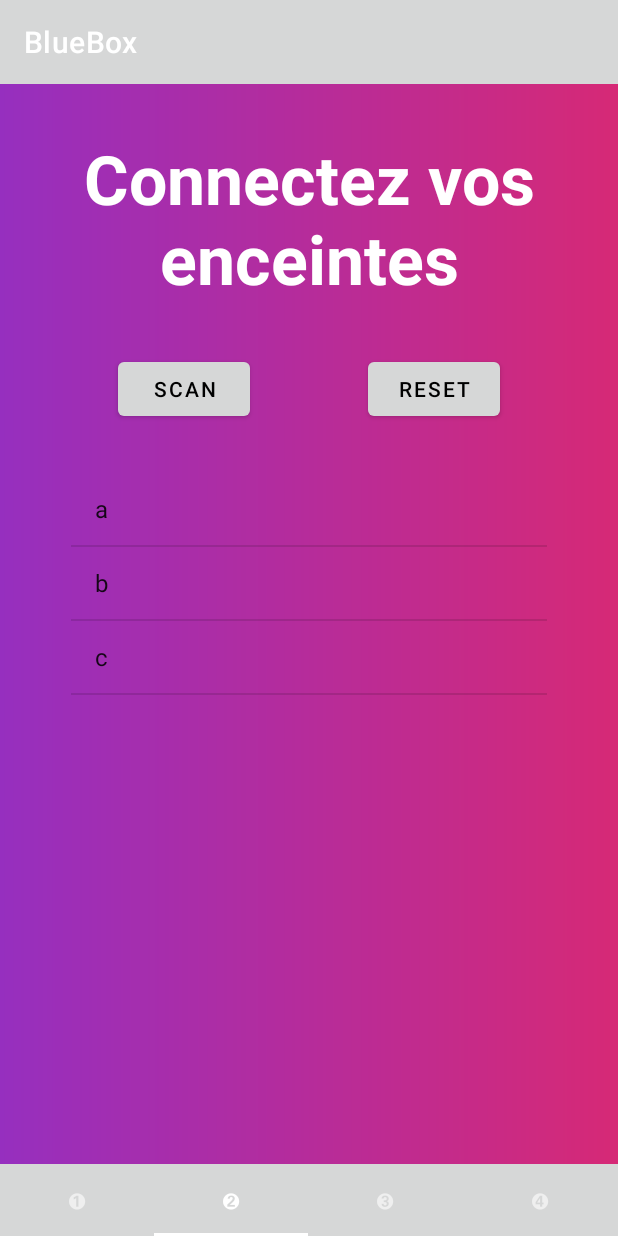
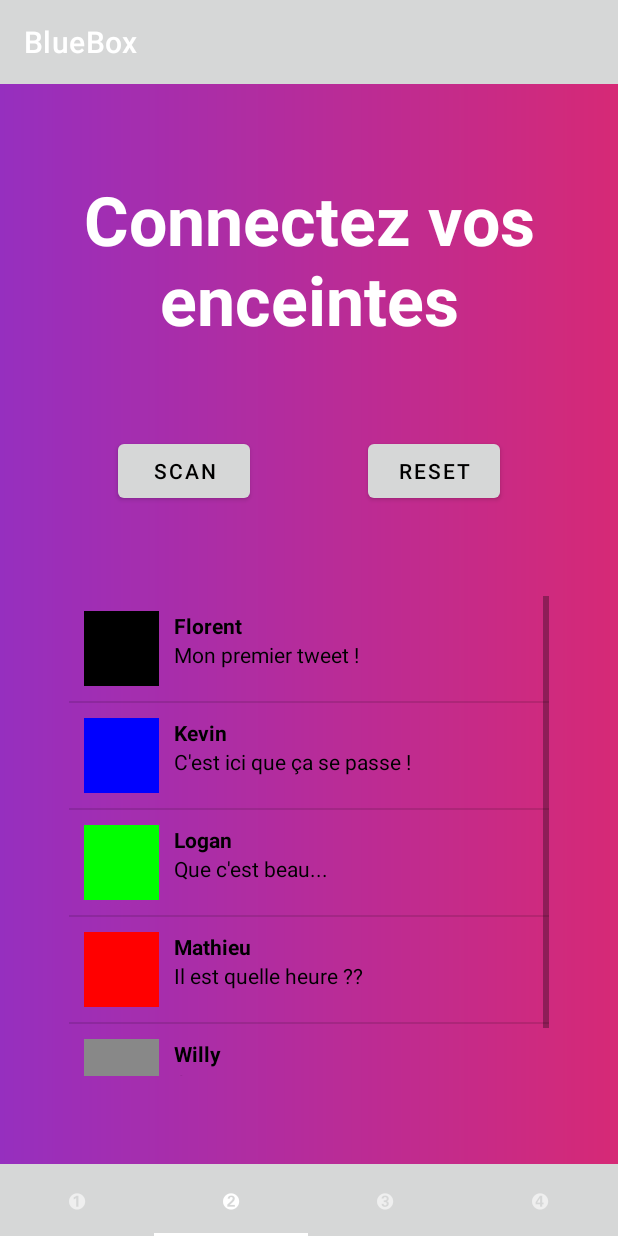
Before and after one commit to bluebox-insa/bluebox-android-app, an Android app: the screen it shows after launch (MainActivity), item 2 of the bottom bar chosen, on a phone screen of 412 x 824 dp. Run offline under Robolectric (Android 15) with nearby library versions, the phone set to English and light mode, and no system bars; our stand-ins replace Volley.

Commit message:
added custom item in devicelist

```diff
--- /dev/null
+++ b/app/src/main/java/info/androidhive/viewpager2/Tweet.java
@@ -0,0 +1,40 @@
+package info.androidhive.viewpager2;
+
+/**
+ * Created by florentchampigny on 24/02/15.
+ */
+public class Tweet {
+    private int color;
+    private String pseudo;
+    private String text;
+
+    public Tweet(int color, String pseudo, String text) {
+        this.color = color;
+        this.pseudo = pseudo;
+        this.text = text;
+    }
+
+    public int getColor() {
+        return color;
+    }
+
+    public void setColor(int color) {
+        this.color = color;
+    }
+
+    public String getPseudo() {
+        return pseudo;
+    }
+
+    public void setPseudo(String pseudo) {
+        this.pseudo = pseudo;
+    }
+
+    public String getText() {
+        return text;
+    }
+
+    public void setText(String text) {
+        this.text = text;
+    }
+}
--- /dev/null
+++ b/app/src/main/java/info/androidhive/viewpager2/TweetAdapter.java
@@ -0,0 +1,51 @@
+package info.androidhive.viewpager2;
+
+import android.content.Context;
+import android.graphics.drawable.ColorDrawable;
+import android.view.LayoutInflater;
+import android.view.View;
+import android.view.ViewGroup;
+import android.widget.ArrayAdapter;
+import android.widget.ImageView;
+import android.widget.TextView;
+
+import java.util.List;
+
+public class TweetAdapter extends ArrayAdapter<Tweet> {
+
+    public TweetAdapter(Context context, List<Tweet> tweets) {
+        super(context, 0, tweets);
+    }
+
+    @Override
+    public View getView(int position, View convertView, ViewGroup parent) {
+
+        if(convertView == null){
+            convertView = LayoutInflater.from(getContext()).inflate(R.layout.device_row,parent, false);
+        }
+
+        TweetViewHolder viewHolder = (TweetViewHolder) convertView.getTag();
+        if(viewHolder == null){
+            viewHolder = new TweetViewHolder();
+            viewHolder.pseudo = (TextView) convertView.findViewById(R.id.pseudo);
+            viewHolder.text = (TextView) convertView.findViewById(R.id.text);
+            viewHolder.avatar = (ImageView) convertView.findViewById(R.id.avatar);
+            convertView.setTag(viewHolder);
+        }
+
+        //getItem(position) va récupérer l'item [position] de la List<Tweet> tweets
+        Tweet tweet = getItem(position);
+        viewHolder.pseudo.setText(tweet.getPseudo());
+        viewHolder.text.setText(tweet.getText());
+        viewHolder.avatar.setImageDrawable(new ColorDrawable(tweet.getColor()));
+
+        return convertView;
+    }
+
+    private class TweetViewHolder{
+        public TextView pseudo;
+        public TextView text;
+        public ImageView avatar;
+
+    }
+}
--- a/app/src/main/java/info/androidhive/viewpager2/fragments/Screen2.java
+++ b/app/src/main/java/info/androidhive/viewpager2/fragments/Screen2.java
@@ -1,6 +1,7 @@
 package info.androidhive.viewpager2.fragments;
 
 import android.content.SharedPreferences;
+import android.graphics.Color;
 import android.os.Bundle;
 import android.util.Log;
 import android.view.LayoutInflater;
@@ -23,6 +24,8 @@ import java.util.List;
 
 import info.androidhive.viewpager2.R;
 import info.androidhive.viewpager2.RequestHelper;
+import info.androidhive.viewpager2.Tweet;
+import info.androidhive.viewpager2.TweetAdapter;
 
 import static android.content.Context.MODE_PRIVATE;
 import static android.widget.Toast.LENGTH_LONG;
@@ -35,8 +38,8 @@ public class Screen2 extends Fragment {
     SharedPreferences.Editor editor;
     String sharedHostname;
 
-    private List<String> deviceList;
-    private ArrayAdapter<String> adapter;
+    private List<Tweet> deviceList;
+    private ArrayAdapter<Tweet> adapter;
     private ListView devicesComponent;
     private Button scanButton;
     private Button resetButton;
@@ -59,13 +62,29 @@ public class Screen2 extends Fragment {
          * - click on a device to connect to it
          * - long-press on a device to copy its MAC address to the macAddr EditText
          *--------------------------------------------------------------------------*/
-        deviceList = new ArrayList<String>();
-        deviceList.add("a");
-        deviceList.add("b");
-        deviceList.add("c");
 
-        adapter = new ArrayAdapter<String>(getContext(), android.R.layout.simple_list_item_activated_1, deviceList);
+
         devicesComponent = (ListView) v.findViewById(R.id.deviceList);
+
+
+//        adapter = new ArrayAdapter<String>(getContext(), android.R.layout.simple_list_item_activated_1, deviceList){
+//            @Override
+//            public View getView(int position, View convertView, ViewGroup parent) {
+//                View view = super.getView(position, convertView, parent);
+//                TextView textView=(TextView) view.findViewById(android.R.id.text1);
+//                textView.setTextColor(Color.WHITE);
+//                return view;
+//            }
+//        };
+        deviceList = new ArrayList<Tweet>();
+        deviceList.add(new Tweet(Color.BLACK, "Florent", "Mon premier tweet !"));
+        deviceList.add(new Tweet(Color.BLUE, "Kevin", "C'est ici que ça se passe !"));
+        deviceList.add(new Tweet(Color.GREEN, "Logan", "Que c'est beau..."));
+        deviceList.add(new Tweet(Color.RED, "Mathieu", "Il est quelle heure ??"));
+        deviceList.add(new Tweet(Color.GRAY, "Willy", "On y est presque"));
+        TweetAdapter adapter = new TweetAdapter(getContext(), deviceList);
+        devicesComponent.setAdapter(adapter);
+
         devicesComponent.setAdapter(adapter);
         devicesComponent.setOnItemClickListener(new AdapterView.OnItemClickListener() {
             @Override
@@ -75,7 +94,7 @@ public class Screen2 extends Fragment {
                 String deviceMacAddress = null;
                 String deviceName = null;
                 try {
-                    JSONObject jsonObject = new JSONObject(deviceList.get(position));
+                    JSONObject jsonObject = new JSONObject(deviceList.get(position).toString());
                     deviceMacAddress = jsonObject.getString("mac_address");
                     deviceName = jsonObject.getString("name");
                 } catch (JSONException e) {
@@ -99,9 +118,15 @@ public class Screen2 extends Fragment {
                 request.makeRequestAndParseJsonArray(sharedHostname + "/scan", true, null, new RequestHelper.CallbackJsonArray() {
                     @Override
                     public void onResponse(JSONArray jsonArray) throws JSONException {
-                        deviceList.clear();                                // remove the former elements from the list
-                        for (int i = 0; i < jsonArray.length(); i++) {      // add the new elements
-                            deviceList.add(jsonArray.getString(i));
+                        // remove the former elements from the list
+                        deviceList.clear();
+
+                        // add the new elements
+                        Tweet t;
+                        for (int i = 0; i < jsonArray.length(); i++) {
+//                            deviceList.add(jsonArray.getString(i));
+                            t = new Tweet(Color.BLACK, "Florent", jsonArray.getString(i));
+                            deviceList.add(t);
                         }
                         adapter.notifyDataSetChanged();
                     }
--- a/app/src/main/java/info/androidhive/viewpager2/fragments/Screen3.java
+++ b/app/src/main/java/info/androidhive/viewpager2/fragments/Screen3.java
@@ -1,6 +1,7 @@
 package info.androidhive.viewpager2.fragments;
 
 import android.content.SharedPreferences;
+import android.graphics.Color;
 import android.os.Bundle;
 import android.util.Log;
 import android.view.LayoutInflater;
@@ -64,7 +65,15 @@ public class Screen3 extends Fragment {
         deviceList.add("b");
         deviceList.add("c");
 
-        adapter = new ArrayAdapter<String>(getContext(), android.R.layout.simple_list_item_activated_1, deviceList);
+        adapter = new ArrayAdapter<String>(getContext(), android.R.layout.simple_list_item_activated_1, deviceList){
+            @Override
+            public View getView(int position, View convertView, ViewGroup parent) {
+                View view = super.getView(position, convertView, parent);
+                TextView textView=(TextView) view.findViewById(android.R.id.text1);
+                textView.setTextColor(Color.WHITE);
+                return view;
+            }
+        };
         devicesComponent = (ListView) v.findViewById(R.id.deviceList);
         devicesComponent.setAdapter(adapter);
         devicesComponent.setOnItemClickListener(new AdapterView.OnItemClickListener() {
--- /dev/null
+++ b/app/src/main/res/layout/device_row.xml
@@ -0,0 +1,37 @@
+<?xml version="1.0" encoding="utf-8"?>
+<RelativeLayout xmlns:android="http://schemas.android.com/apk/res/android"
+    xmlns:tools="http://schemas.android.com/tools"
+    android:layout_width="match_parent"
+    android:layout_height="match_parent"
+    android:padding="10dp">
+
+    <ImageView
+        android:id="@+id/avatar"
+        android:layout_width="50dp"
+        android:layout_height="50dp"
+        tools:background="#AAA"
+        />
+
+    <TextView
+        android:id="@+id/pseudo"
+        android:layout_width="wrap_content"
+        android:layout_height="wrap_content"
+        android:textColor="@android:color/black"
+        android:layout_marginLeft="10dp"
+        android:layout_toRightOf="@+id/avatar"
+        android:layout_alignTop="@+id/avatar"
+        android:textStyle="bold"
+        tools:text="Pseudo"
+        />
+
+    <TextView
+        android:id="@+id/text"
+        android:layout_width="wrap_content"
+        android:layout_height="wrap_content"
+        android:textColor="@android:color/black"
+        android:layout_alignLeft="@+id/pseudo"
+        android:layout_below="@+id/pseudo"
+        tools:text="Texte de mon tweet"
+        />
+
+</RelativeLayout>
--- a/app/src/main/res/layout/screen_2.xml
+++ b/app/src/main/res/layout/screen_2.xml
@@ -47,8 +47,8 @@
 
     <ListView
         android:id="@+id/deviceList"
-        android:layout_width="317dp"
-        android:layout_height="429dp"
+        android:layout_width="320dp"
+        android:layout_height="320dp"
         app:backgroundTint="@color/white"
         app:layout_constraintBottom_toBottomOf="parent"
         app:layout_constraintEnd_toEndOf="parent"
--- a/app/src/main/res/layout/screen_3.xml
+++ b/app/src/main/res/layout/screen_3.xml
@@ -47,12 +47,11 @@
 
     <ListView
         android:id="@+id/deviceList"
-        android:layout_width="317dp"
-        android:layout_height="429dp"
+        android:layout_width="320dp"
+        android:layout_height="320dp"
         app:backgroundTint="@color/white"
         app:layout_constraintBottom_toBottomOf="parent"
         app:layout_constraintEnd_toEndOf="parent"
-        app:layout_constraintHorizontal_bias="0.5"
         app:layout_constraintStart_toStartOf="parent"
         app:layout_constraintTop_toBottomOf="@+id/resetButton"></ListView>
 
```
